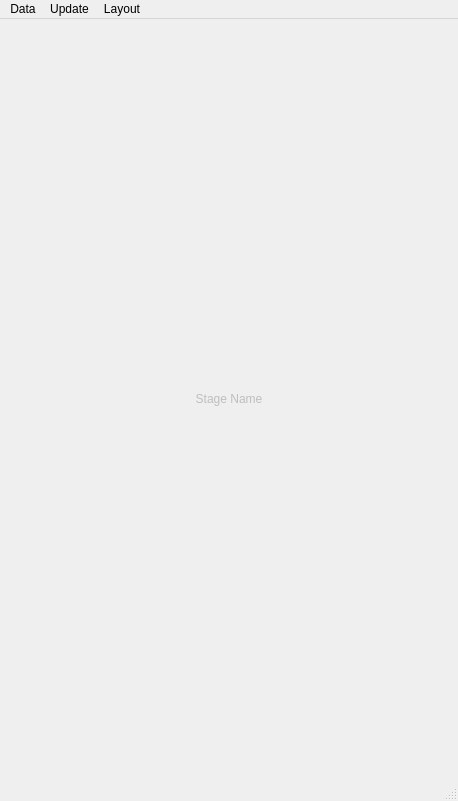
DavidEilenstein/Ninja_Competition_Manager, file code/ncm_starterlist.ui: the form before one commit.
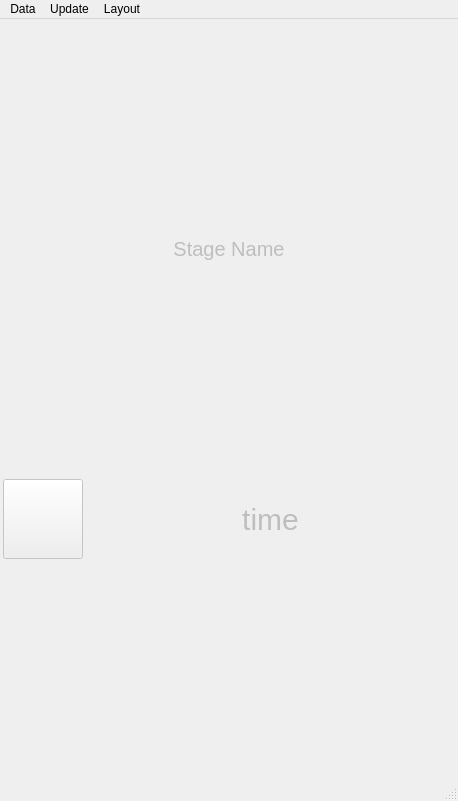
The form after the commit.

The edit to the form file:
```diff
--- a/code/ncm_starterlist.ui
+++ b/code/ncm_starterlist.ui
@@ -18,10 +18,57 @@
     <bool>false</bool>
    </property>
    <layout class="QGridLayout" name="gridLayout">
-    <item row="1" column="0">
+    <property name="leftMargin">
+     <number>3</number>
+    </property>
+    <property name="topMargin">
+     <number>3</number>
+    </property>
+    <property name="rightMargin">
+     <number>3</number>
+    </property>
+    <property name="bottomMargin">
+     <number>3</number>
+    </property>
+    <property name="spacing">
+     <number>3</number>
+    </property>
+    <item row="2" column="0">
+     <widget class="QPushButton" name="pushButton_DavidEilenstein">
+      <property name="minimumSize">
+       <size>
+        <width>80</width>
+        <height>80</height>
+       </size>
+      </property>
+      <property name="maximumSize">
+       <size>
+        <width>80</width>
+        <height>80</height>
+       </size>
+      </property>
+      <property name="text">
+       <string/>
+      </property>
+     </widget>
+    </item>
+    <item row="2" column="1">
+     <widget class="QLabel" name="label_Time">
+      <property name="styleSheet">
+       <string notr="true">font-size: 30px;</string>
+      </property>
+      <property name="text">
+       <string>time</string>
+      </property>
+      <property name="alignment">
+       <set>Qt::AlignCenter</set>
+      </property>
+     </widget>
+    </item>
+    <item row="1" column="0" colspan="2">
      <layout class="QHBoxLayout" name="horizontalLayout_StarterLists"/>
     </item>
-    <item row="0" column="0">
+    <item row="0" column="0" colspan="2">
      <widget class="QLabel" name="label_StageName">
       <property name="sizePolicy">
        <sizepolicy hsizetype="Preferred" vsizetype="Maximum">
@@ -29,6 +76,9 @@
         <verstretch>0</verstretch>
        </sizepolicy>
       </property>
+      <property name="styleSheet">
+       <string notr="true">font-size: 20px;</string>
+      </property>
       <property name="text">
        <string>Stage Name</string>
       </property>
```
